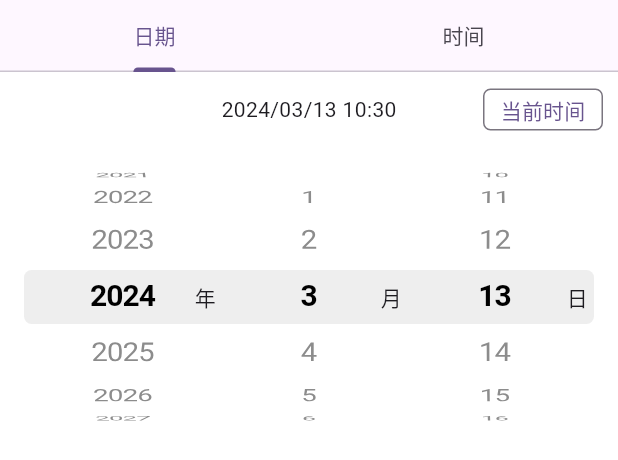
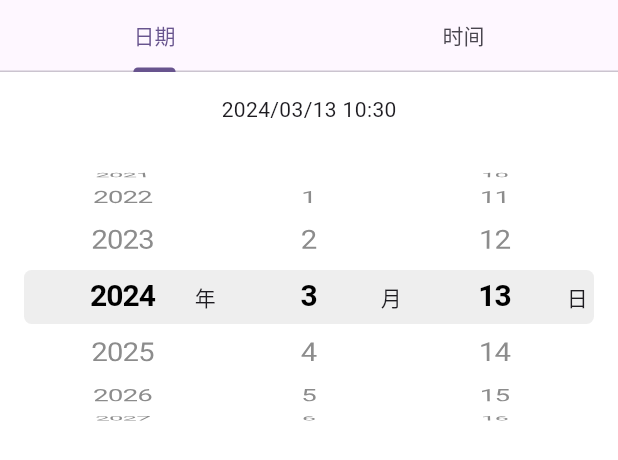
Before and after one commit to luke358/RandomDiary, a Flutter app: the DateTimePickerSheet widget shown alone on an empty page, opened directly, on a phone screen of 412 x 824 dp. Shown: the top 460 px of the screen. Run offline on Flutter 3.47's test engine with Material 3 defaults, Android fonts, the phone set to English and light mode, and no system bars; our stand-ins replace sqflite, unicons; missing offline and left inert: flutter_quill; accounts and stored records are empty.

Commit message:
faet: 日期时间选择

```diff
--- a/lib/widgets/date_time_picker_sheet.dart
+++ b/lib/widgets/date_time_picker_sheet.dart
@@ -36,9 +36,18 @@ class _DateTimePickerSheetState extends State<DateTimePickerSheet>
   List<String> monthList = []; // 月数组
   List<String> dayList = []; // 天数组
 
+  List<String> hourType = ['上午', '下午'];
+  List<String> hourList = List.generate(12, (index) => (index + 1).toString());
+  List<String> minuteList =
+      List.generate(60, (index) => (index).toString().padLeft(2, '0'));
+
   int yearIndex = 0; // 年的索引
   int monthIndex = 0; // 月的索引
   int dayIndex = 0; //天的索引
+
+  int hourTypeIndex = 0;
+  int hourIndex = 0;
+  int minuteIndex = 0;
 
   late DateTime startDate;
   late DateTime endDate;
@@ -58,21 +67,14 @@ class _DateTimePickerSheetState extends State<DateTimePickerSheet>
     monthList = getMonthList(selectYear);
     // 初始化天数
     dayList = getDayList(selectYear, selectMonth);
-    // 初始化时间索引
-    final List uniqueYearList = Set.from(yearList).toList();
-    final List uniqueMonthList = Set.from(monthList).toList();
-    final List uniqueDayList = Set.from(dayList).toList();
-    // 获取索引
     setState(() {
-      yearIndex = uniqueYearList.indexOf("${selectedDate.year}");
-      monthIndex = uniqueMonthList.indexOf("${selectedDate.month}");
-      dayIndex = uniqueDayList.indexOf("${selectedDate.day}");
+      yearIndex = yearList.indexOf("${selectedDate.year}");
+      monthIndex = monthList.indexOf("${selectedDate.month}");
+      dayIndex = dayList.indexOf("${selectedDate.day}");
+      hourTypeIndex = selectedDate.hour > 12 ? 1 : 0;
+      hourIndex = hourList.indexOf("${selectedDate.hour % 12}");
+      minuteIndex = minuteList.indexOf("${(selectedDate.minute)}");
     });
-    // 设置Picker初始值
-    // yearScrollController = FixedExtentScrollController(initialItem: yearIndex);
-    // monthScrollController =
-    //     FixedExtentScrollController(initialItem: monthIndex);
-    // dayScrollController = FixedExtentScrollController(initialItem: dayIndex);
   }
 
   List<String> getMonthList(int selectYear) {
@@ -145,7 +147,6 @@ class _DateTimePickerSheetState extends State<DateTimePickerSheet>
   @override
   void initState() {
     super.initState();
-    super.initState();
     _tabController =
         TabController(length: 2, vsync: this, animationDuration: Duration.zero);
 
@@ -164,14 +165,6 @@ class _DateTimePickerSheetState extends State<DateTimePickerSheet>
     initData();
   }
 
-  // @override
-  // void dispose() {
-  //   yearScrollController.dispose();
-  //   monthScrollController.dispose();
-  //   dayScrollController.dispose();
-  //   super.dispose();
-  // }
-
   Widget _buildCurrentTime() {
     return SizedBox(
         height: 50,
@@ -182,30 +175,73 @@ class _DateTimePickerSheetState extends State<DateTimePickerSheet>
                 Expanded(
                   child: Center(
                     child: Text(
-                        DateFormat('yyyy/MM/dd HH:mm').format(DateTime.now())),
+                        DateFormat('yyyy/MM/dd HH:mm').format(selectedDate)),
                   ),
                 ),
               ],
             ),
-            Positioned(
-                right: 10,
-                top: 11,
-                child: SizedBox(
-                    width: 80,
-                    height: 28,
-                    child: OutlinedButton(
-                      style: OutlinedButton.styleFrom(
-                        padding: const EdgeInsets.all(0),
-                        shape: RoundedRectangleBorder(
-                          side: const BorderSide(color: Colors.blue),
-                          borderRadius: BorderRadius.circular(5.0),
-                        ),
-                      ),
-                      onPressed: () {},
-                      child: const Text("当前时间"),
-                    ))),
+            // Positioned(
+            //     right: 10,
+            //     top: 11,
+            //     child: SizedBox(
+            //         width: 80,
+            //         height: 28,
+            //         child: OutlinedButton(
+            //           style: OutlinedButton.styleFrom(
+            //             padding: const EdgeInsets.all(0),
+            //             shape: RoundedRectangleBorder(
+            //               side: const BorderSide(color: Colors.blue),
+            //               borderRadius: BorderRadius.circular(5.0),
+            //             ),
+            //           ),
+            //           onPressed: () {
+            //             setState(() {
+            //               // selectedDate = DateTime.now();
+            //               // dayIndex = selectedDate.day;
+            //               // monthIndex = selectedDate.month;
+            //               // yearIndex = selectedDate.year;
+            //               // hourIndex = selectedDate.hour;
+            //               // minuteIndex = selectedDate.minute;
+            //             });
+            //           },
+            //           child: const Text("当前时间"),
+            //         ))),
           ],
         ));
+  }
+
+  void onSelected(int index, String type) {
+    switch (type) {
+      case 'year':
+        yearIndex = index;
+        break;
+      case 'month':
+        monthIndex = index;
+        break;
+      case 'day':
+        dayIndex = index;
+        break;
+      case 'hourType': // 0 上午 1 下午
+        hourTypeIndex = index;
+        break;
+      case 'hour':
+        hourIndex = index;
+        break;
+      case 'minute':
+        minuteIndex = index;
+        break;
+      default:
+        print('error');
+    }
+    setState(() {
+      selectedDate = DateTime(
+          int.parse(yearList[yearIndex]),
+          int.parse(monthList[monthIndex]),
+          int.parse(dayList[dayIndex]),
+          int.parse(hourList[hourIndex]) + (hourTypeIndex == 1 ? 12 : 0),
+          int.parse(minuteList[minuteIndex]));
+      widget.onSelected!(selectedDate);
+    });
   }
 
   @override
@@ -263,22 +299,24 @@ class _DateTimePickerSheetState extends State<DateTimePickerSheet>
                                         list: yearList,
                                         type: '年',
                                         index: yearIndex,
+                                        onSelected: (index) =>
+                                            onSelected(index, 'year'),
                                       )),
-
                                       Expanded(
                                           child: ScrollPicker(
                                         list: monthList,
                                         type: '月',
                                         index: monthIndex,
+                                        onSelected: (index) =>
+                                            onSelected(index, 'month'),
                                       )),
-                                      // widget.hideDay
-                                      //     ? const SizedBox()
-                                      //     :
                                       Expanded(
                                           child: ScrollPicker(
                                         list: dayList,
                                         type: '日',
                                         index: dayIndex,
+                                        onSelected: (index) =>
+                                            onSelected(index, 'day'),
                                       )),
                                     ],
                                   ),
@@ -296,48 +334,66 @@ class _DateTimePickerSheetState extends State<DateTimePickerSheet>
                   Column(
                     children: [
                       _buildCurrentTime(),
-                      // Column(
-                      //   crossAxisAlignment: CrossAxisAlignment.start,
-                      //   mainAxisSize: MainAxisSize.min,
-                      //   children: <Widget>[
-                      //     SizedBox(
-                      //       width: double.maxFinite,
-                      //       height: 200,
-                      //       child: Stack(
-                      //         alignment: AlignmentDirectional.center,
-                      //         children: [
-                      //           Container(
-                      //             width: MediaQuery.of(context).size.width - 32,
-                      //             height: itemExtent - 8,
-                      //             decoration: BoxDecoration(
-                      //               color: const Color(0xEDEDEDED),
-                      //               borderRadius: BorderRadius.circular(5),
-                      //             ),
-                      //           ),
-                      //           Positioned(
-                      //             left: 20,
-                      //             right: 20,
-                      //             top: 0,
-                      //             bottom: 0,
-                      //             child: Row(
-                      //               mainAxisSize: MainAxisSize.min,
-                      //               children: <Widget>[
-                      //                 Expanded(child: yearPickerView()),
-                      //                 Expanded(child: monthPickerView()),
-                      //                 // widget.hideDay
-                      //                 //     ? const SizedBox()
-                      //                 //     :
-                      //                 Expanded(child: dayPickerView()),
-                      //               ],
-                      //             ),
-                      //           ),
-                      //         ],
-                      //       ),
-                      //     ),
-                      //     SizedBox(
-                      //         height: MediaQuery.of(context).padding.bottom),
-                      //   ],
-                      // )
+                      Column(
+                        crossAxisAlignment: CrossAxisAlignment.start,
+                        mainAxisSize: MainAxisSize.min,
+                        children: <Widget>[
+                          SizedBox(
+                            width: double.maxFinite,
+                            height: 200,
+                            child: Stack(
+                              alignment: AlignmentDirectional.center,
+                              children: [
+                                Container(
+                                  width: MediaQuery.of(context).size.width - 32,
+                                  height: itemExtent - 8,
+                                  decoration: BoxDecoration(
+                                    color: const Color(0xEDEDEDED),
+                                    borderRadius: BorderRadius.circular(5),
+                                  ),
+                                ),
+                                Positioned(
+                                  left: 20,
+                                  right: 20,
+                                  top: 0,
+                                  bottom: 0,
+                                  child: Row(
+                                    mainAxisSize: MainAxisSize.min,
+                                    children: <Widget>[
+                                      Expanded(
+                                          child: ScrollPicker(
+                                        list: hourType,
+                                        type: '',
+                                        index: hourTypeIndex,
+                                        onSelected: (index) =>
+                                            onSelected(index, 'hourType'),
+                                      )),
+                                      Expanded(
+                                          child: ScrollPicker(
+                                        list: hourList,
+                                        type: '',
+                                        index: hourIndex,
+                                        onSelected: (index) =>
+                                            onSelected(index, 'hour'),
+                                      )),
+                                      Expanded(
+                                          child: ScrollPicker(
+                                        list: minuteList,
+                                        type: '',
+                                        index: minuteIndex,
+                                        onSelected: (index) =>
+                                            onSelected(index, 'minute'),
+                                      )),
+                                    ],
+                                  ),
+                                ),
+                              ],
+                            ),
+                          ),
+                          SizedBox(
+                              height: MediaQuery.of(context).padding.bottom),
+                        ],
+                      )
                     ],
                   ),
                 ],
--- a/lib/widgets/scroll_picker.dart
+++ b/lib/widgets/scroll_picker.dart
@@ -1,20 +1,25 @@
 import 'package:flutter/cupertino.dart';
 import 'package:flutter/material.dart';
 
+typedef OnSelected = Function(int index);
+
 class ScrollPicker extends StatefulWidget {
-  const ScrollPicker(
-      {super.key,
-      required this.list,
-      this.index,
-      this.type,
-      this.startDate,
-      this.endDate});
+  const ScrollPicker({
+    super.key,
+    required this.list,
+    this.index,
+    this.type,
+    this.startDate,
+    this.endDate,
+    this.onSelected,
+  });
 
   final int? index;
   final String? type;
   final List<String> list;
   final DateTime? startDate;
   final DateTime? endDate;
+  final OnSelected? onSelected;
   @override
   State<ScrollPicker> createState() => _ScrollPickerState();
 }
@@ -62,9 +67,12 @@ class _ScrollPickerState extends State<ScrollPicker> {
         looping: false,
         selectionOverlay: const Center(),
         onSelectedItemChanged: (index) {
-          setState(() {
-            index = index;
-          });
+          // setState(() {
+          //   index = index;
+          // });
+          if (widget.onSelected != null) {
+            widget.onSelected!(index);
+          }
           // updateMonthList();
           // updateDayList();
         },
```
Also changed, not shown: lib/ui/diary_detail_page.dart (+5 -4 lines), lib/ui/diary_edit_page.dart (+8 -1 lines).
